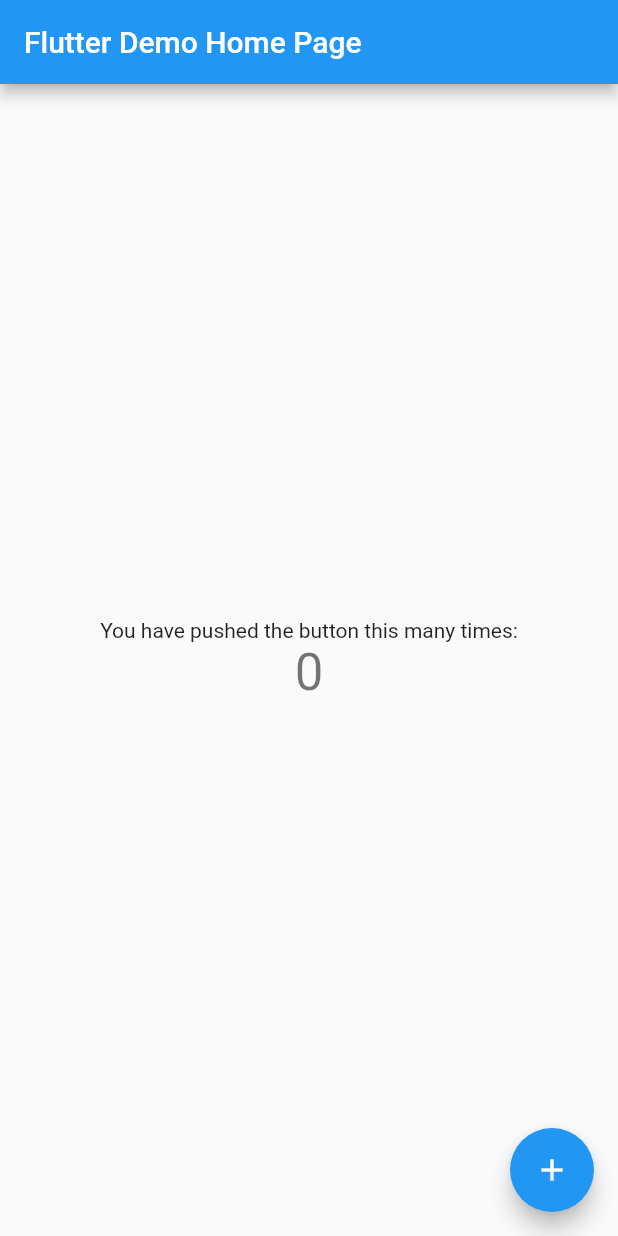
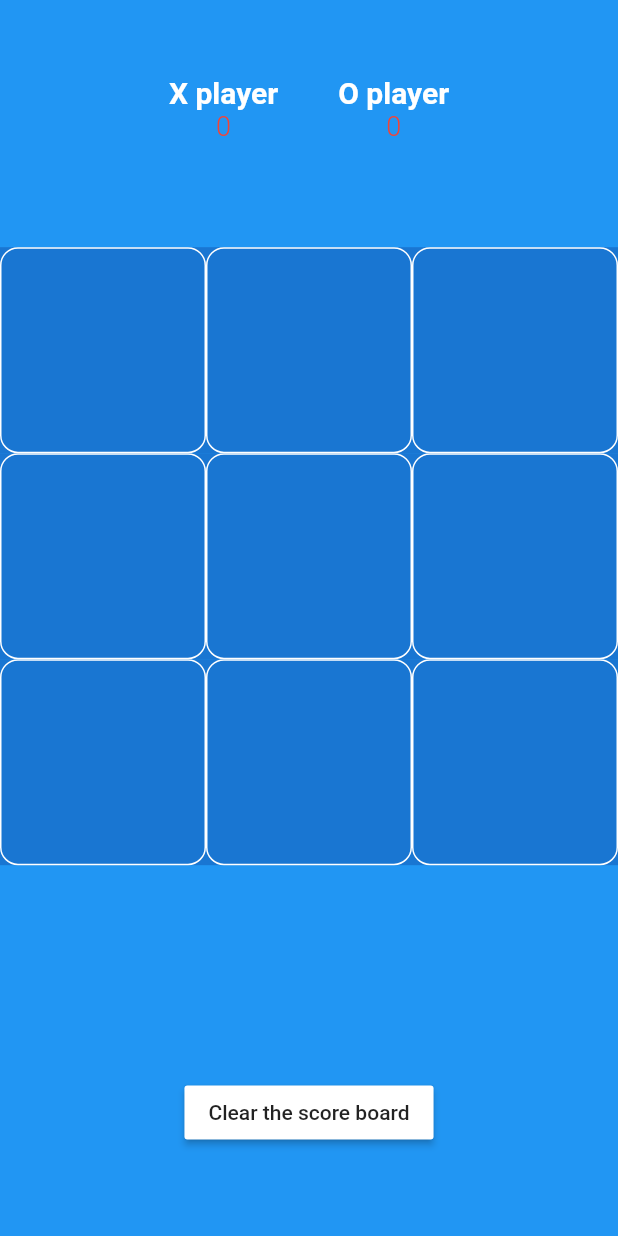
Before and after one commit to hiepnguyen02/The-First-Flutter-Application, a Flutter app: the screen it shows after launch, on a phone screen of 412 x 824 dp. Run offline on Flutter 3.47's test engine with Material 2 defaults, Android fonts, the phone set to English and light mode, and no system bars.

Commit message:
The first Flutter Application

```diff
--- a/lib/main.dart
+++ b/lib/main.dart
@@ -1,115 +1,276 @@
 import 'package:flutter/material.dart';
 
-void main() {
-  runApp(const MyApp());
-}
+void main() => runApp(const MyApp());
 
 class MyApp extends StatelessWidget {
   const MyApp({Key? key}) : super(key: key);
 
-  // This widget is the root of your application.
   @override
   Widget build(BuildContext context) {
-    return MaterialApp(
-      title: 'Flutter Demo',
-      theme: ThemeData(
-        // This is the theme of your application.
-        //
-        // Try running your application with "flutter run". You'll see the
-        // application has a blue toolbar. Then, without quitting the app, try
-        // changing the primarySwatch below to Colors.green and then invoke
-        // "hot reload" (press "r" in the console where you ran "flutter run",
-        // or simply save your changes to "hot reload" in a Flutter IDE).
-        // Notice that the counter didn't reset back to zero; the application
-        // is not restarted.
-        primarySwatch: Colors.blue,
-      ),
-      home: const MyHomePage(title: 'Flutter Demo Home Page'),
+    return const MaterialApp(
+      home: HomePage(),
     );
   }
 }
 
-class MyHomePage extends StatefulWidget {
-  const MyHomePage({Key? key, required this.title}) : super(key: key);
-
-  // This widget is the home page of your application. It is stateful, meaning
-  // that it has a State object (defined below) that contains fields that affect
-  // how it looks.
-
-  // This class is the configuration for the state. It holds the values (in this
-  // case the title) provided by the parent (in this case the App widget) and
-  // used by the build method of the State. Fields in a Widget subclass are
-  // always marked "final".
-
-  final String title;
+class HomePage extends StatefulWidget {
+  const HomePage({Key? key}) : super(key: key);
 
   @override
-  State<MyHomePage> createState() => _MyHomePageState();
+  State<HomePage> createState() => _HomePageState();
 }
 
-class _MyHomePageState extends State<MyHomePage> {
-  int _counter = 0;
+class _HomePageState extends State<HomePage> {
+  bool oTurn = true;
 
-  void _incrementCounter() {
-    setState(() {
-      // This call to setState tells the Flutter framework that something has
-      // changed in this State, which causes it to rerun the build method below
-      // so that the display can reflect the updated values. If we changed
-      // _counter without calling setState(), then the build method would not be
-      // called again, and so nothing would appear to happen.
-      _counter++;
-    });
-  }
+  // 1st player is O
+  List<String> displayElement = ['', '', '', '', '', '', '', '', ''];
+  int oScore = 0;
+  int xScore = 0;
+  int filledBoxes = 0;
 
   @override
   Widget build(BuildContext context) {
-    // This method is rerun every time setState is called, for instance as done
-    // by the _incrementCounter method above.
-    //
-    // The Flutter framework has been optimized to make rerunning build methods
-    // fast, so that you can just rebuild anything that needs updating rather
-    // than having to individually change instances of widgets.
     return Scaffold(
-      appBar: AppBar(
-        // Here we take the value from the MyHomePage object that was created by
-        // the App.build method, and use it to set our appbar title.
-        title: Text(widget.title),
-      ),
-      body: Center(
-        // Center is a layout widget. It takes a single child and positions it
-        // in the middle of the parent.
+      backgroundColor: Colors.blue,
+      body: Column(
+        children: <Widget>[
+          Expanded(
+              child: Row(
+            mainAxisAlignment: MainAxisAlignment.center,
+            children: <Widget>[
+              Padding(
+                padding: const EdgeInsets.fromLTRB(20, 0, 20, 20),
                 child: Column(
-          // Column is also a layout widget. It takes a list of children and
-          // arranges them vertically. By default, it sizes itself to fit its
-          // children horizontally, and tries to be as tall as its parent.
-          //
-          // Invoke "debug painting" (press "p" in the console, choose the
-          // "Toggle Debug Paint" action from the Flutter Inspector in Android
-          // Studio, or the "Toggle Debug Paint" command in Visual Studio Code)
-          // to see the wireframe for each widget.
-          //
-          // Column has various properties to control how it sizes itself and
-          // how it positions its children. Here we use mainAxisAlignment to
-          // center the children vertically; the main axis here is the vertical
-          // axis because Columns are vertical (the cross axis would be
-          // horizontal).
                   mainAxisAlignment: MainAxisAlignment.center,
                   children: <Widget>[
                     const Text(
-              'You have pushed the button this many times:',
+                      'X player',
+                      style: TextStyle(
+                          fontSize: 20,
+                          fontWeight: FontWeight.bold,
+                          color: Colors.white),
                     ),
                     Text(
-              '$_counter',
-              style: Theme.of(context).textTheme.headline4,
+                      '$xScore',
+                      style: const TextStyle(
+                          fontSize: 18,
+                          fontWeight: FontWeight.w300,
+                          color: Colors.red),
                     ),
                   ],
                 ),
               ),
-      floatingActionButton: FloatingActionButton(
-        onPressed: _incrementCounter,
-        tooltip: 'Increment',
-        child: const Icon(Icons.add),
-      ), // This trailing comma makes auto-formatting nicer for build methods.
+              Padding(
+                padding: const EdgeInsets.fromLTRB(20, 0, 20, 20),
+                child: Column(
+                  mainAxisAlignment: MainAxisAlignment.center,
+                  children: <Widget>[
+                    const Text(
+                      'O player',
+                      style: TextStyle(
+                          fontSize: 20,
+                          fontWeight: FontWeight.bold,
+                          color: Colors.white),
+                    ),
+                    Text(
+                      '$oScore',
+                      style: const TextStyle(
+                          fontSize: 18,
+                          fontWeight: FontWeight.w300,
+                          color: Colors.red),
+                    ),
+                  ],
+                ),
+              )
+            ],
+          )),
+          Expanded(
+              flex: 3,
+              child: GridView.builder(
+                  itemCount: 9,
+                  gridDelegate: const SliverGridDelegateWithFixedCrossAxisCount(
+                      crossAxisCount: 3),
+                  itemBuilder: (BuildContext context, int index) {
+                    return Material(
+                      color: Theme.of(context).primaryColorDark,
+                      child: InkWell(
+                        splashColor: Theme.of(context).primaryColor,
+                        child: Container(
+                          height: 100,
+                          decoration: BoxDecoration(
+                            borderRadius:
+                                BorderRadius.all(const Radius.circular(12)),
+                            border: Border.all(color: Colors.white),
+                          ),
+                          child: Center(
+                            child: Text(
+                              displayElement[index],
+                              style: const TextStyle(
+                                  color: Colors.white, fontSize: 35),
+                            ),
+                          ),
+                        ),
+                        onTap: () {
+                          _tapped(index);
+                          _checkWinner();
+                        },
+                      ),
+                    );
+                  })),
+          Expanded(
+            child: Row(
+              mainAxisAlignment: MainAxisAlignment.center,
+              children: <Widget>[
+                RaisedButton(
+                  color: Colors.white,
+                  onPressed: () {
+                    _clear();
+                  },
+                  child: const Text('Clear the score board'),
+                )
+              ],
+            ),
+          )
+        ],
+      ),
     );
   }
+
+  void _tapped(int index) {
+    setState(() {
+      if (oTurn && displayElement[index] == '') {
+        displayElement[index] = 'O';
+        filledBoxes++;
+      } else if (!oTurn && displayElement[index] == '') {
+        displayElement[index] = 'X';
+        filledBoxes++;
       }
+
+      oTurn = !oTurn;
+    });
+  }
+
+  void _clear() {
+    setState(() {
+      oScore = 0;
+      xScore = 0;
+    });
+  }
+
+  _showWinDialog(BuildContext context, String winner) {
+    showGeneralDialog(
+      context: context,
+      barrierDismissible: false,
+      transitionDuration: const Duration(milliseconds: 200),
+      transitionBuilder: (context, animation, secondaryAnimation, child) {
+        return FadeTransition(
+          opacity: animation,
+          child: ScaleTransition(
+            scale: animation,
+            child: child,
+          ),
+        );
+      },
+      pageBuilder: (context, animation, secondaryAnimation) {
+        return SafeArea(
+          child: Container(
+            width: MediaQuery.of(context).size.width,
+            height: MediaQuery.of(context).size.height,
+            padding: const EdgeInsets.all(20),
+            child: Center(
+              child: Column(
+                mainAxisSize: MainAxisSize.min,
+                children: <Widget>[
+                  if (winner == '')
+                    const DefaultTextStyle(
+                        style: TextStyle(
+                            color: Colors.green,
+                            fontSize: 20.0,
+                            fontWeight: FontWeight.bold),
+                        child: Text(
+                          'Drawn',
+                        )),
+                  if (winner != '')
+                    DefaultTextStyle(
+                        style: const TextStyle(
+                            color: Colors.green,
+                            fontSize: 20.0,
+                            fontWeight: FontWeight.bold),
+                        child: Text(
+                          '$winner is winner',
+                        )),
+                  ElevatedButton(
+                    onPressed: () {
+                      setState(() {
+                        filledBoxes = 0;
+                        for (int i = 0; i < 9; i++) {
+                          displayElement[i] = '';
+                        }
+                      });
+                      Navigator.of(context).pop();
+                    },
+                    child: const Text(
+                      "New Game",
+                      style: TextStyle(color: Colors.white),
+                    ),
+                  )
+                ],
+              ),
+            ),
+          ),
+        );
+      },
+    );
+    if (winner == 'O') {
+      oScore++;
+    } else if (winner == 'X') {
+      xScore++;
+    }
+  }
+
+  void _checkWinner() {
+    // Checking rows
+    if (displayElement[0] == displayElement[1] &&
+        displayElement[0] == displayElement[2] &&
+        displayElement[0] != '') {
+      _showWinDialog(context, displayElement[0]);
+    } else if (displayElement[3] == displayElement[4] &&
+        displayElement[3] == displayElement[5] &&
+        displayElement[3] != '') {
+      _showWinDialog(context, displayElement[3]);
+    } else if (displayElement[6] == displayElement[7] &&
+        displayElement[6] == displayElement[8] &&
+        displayElement[6] != '') {
+      _showWinDialog(context, displayElement[6]);
+    }
+
+    // Checking Column
+    else if (displayElement[0] == displayElement[3] &&
+        displayElement[0] == displayElement[6] &&
+        displayElement[0] != '') {
+      _showWinDialog(context, displayElement[0]);
+    } else if (displayElement[1] == displayElement[4] &&
+        displayElement[1] == displayElement[7] &&
+        displayElement[1] != '') {
+      _showWinDialog(context, displayElement[1]);
+    } else if (displayElement[2] == displayElement[5] &&
+        displayElement[2] == displayElement[8] &&
+        displayElement[2] != '') {
+      _showWinDialog(context, displayElement[2]);
+    }
+
+    // Checking Diagonal
+    else if (displayElement[0] == displayElement[4] &&
+        displayElement[0] == displayElement[8] &&
+        displayElement[0] != '') {
+      _showWinDialog(context, displayElement[0]);
+    } else if (displayElement[2] == displayElement[4] &&
+        displayElement[2] == displayElement[6] &&
+        displayElement[2] != '') {
+      _showWinDialog(context, displayElement[2]);
+    } else if (filledBoxes == 9) {
+      _showWinDialog(context, '');
+    }
+  }
+}
```
Also changed, not shown: 1 other file. Lines whose indentation alone changed are shown as unchanged.
